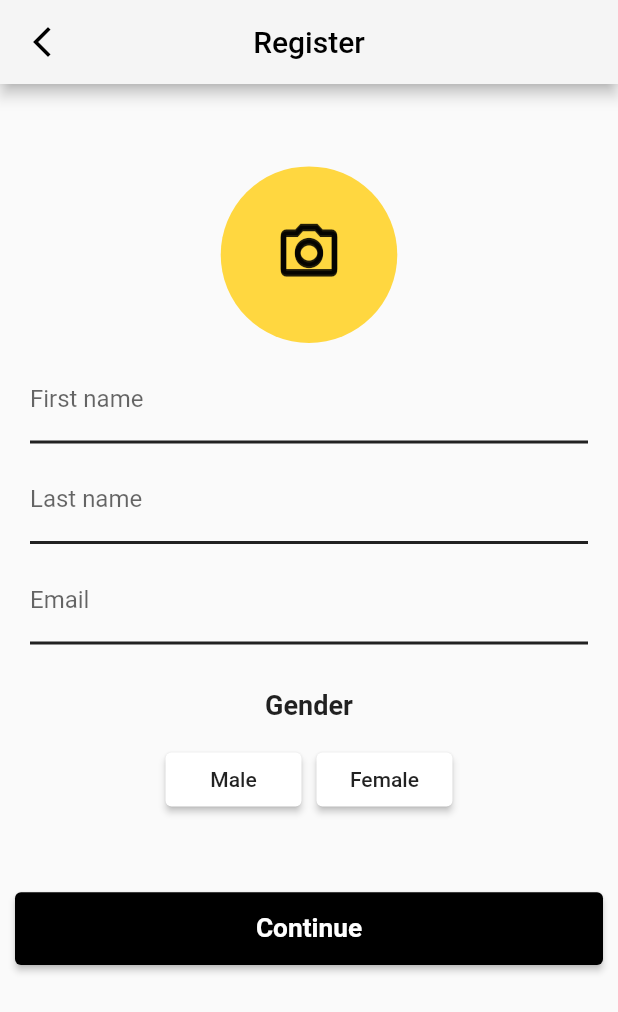
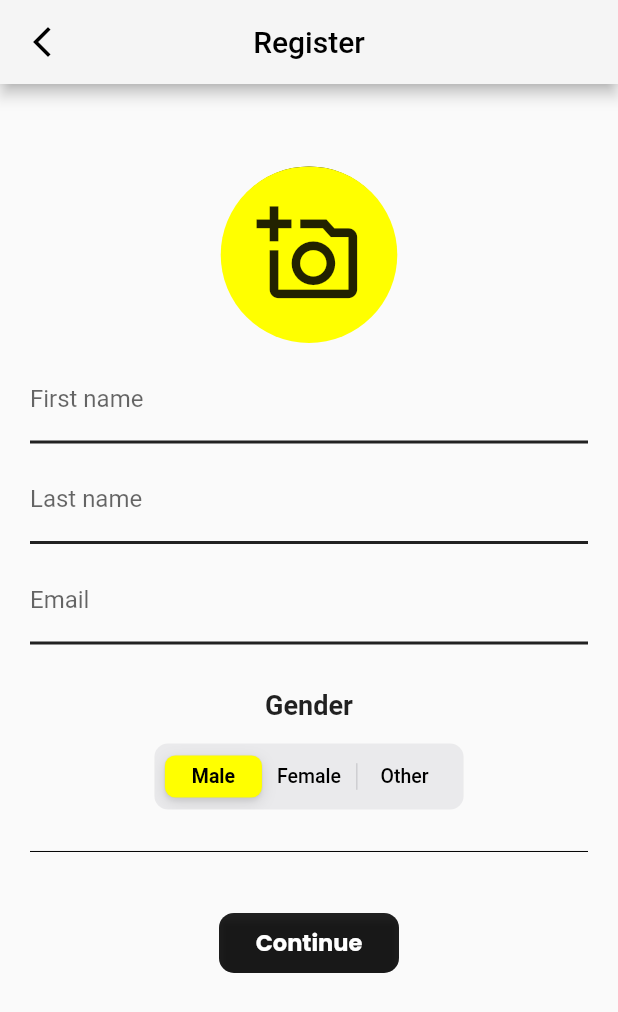
Before and after one commit to diptesh2082/Vyam2_final, a Flutter app: the RegistrationPage screen opened by its route, on a phone screen of 412 x 824 dp. Shown: the top 1012 px of the screen. Run offline on Flutter 3.47's test engine with Material 2 defaults, Android fonts, the phone set to English and light mode, and no system bars; our stand-ins replace get, google_fonts, hexcolor, image_picker, percent_indicator, persistent_bottom_nav_bar and 1 more; network calls fail.

```diff
--- a/lib/Home/home_page.dart
+++ b/lib/Home/home_page.dart
@@ -2,7 +2,7 @@ import 'package:flutter/cupertino.dart';
 import 'package:flutter/material.dart';
 import 'package:get/get.dart';
 import 'package:persistent_bottom_nav_bar/persistent-tab-view.dart';
-import 'package:vyam_2_final/Home/profile_page.dart';
+import 'package:vyam_2_final/Home/profile/profile_page.dart';
 import 'package:vyam_2_final/Home/views/first_home.dart';
 import 'package:vyam_2_final/booking/booking.dart';
 import 'package:vyam_2_final/controllers/home_controller.dart';
--- a/lib/Home/views/gyms.dart
+++ b/lib/Home/views/gyms.dart
@@ -14,7 +14,7 @@ class GymOption extends StatefulWidget {
 
 class _GymOptionState extends State<GymOption> {
   var groupValue = 0;
-  final appBarColor =Colors.grey[300];
+  final appBarColor =Colors.grey[100];
   final controller = Get.find<HomeController>();
   @override
   Widget build(BuildContext context) {
@@ -22,7 +22,7 @@ class _GymOptionState extends State<GymOption> {
     return Scaffold(
       appBar: AppBar(
         centerTitle: true,
-        backgroundColor: appBarColor,
+        backgroundColor: Colors.grey[100],
         leading: IconButton(
           icon: const Icon(
             Icons.arrow_back_ios_new,
@@ -47,7 +47,7 @@ class _GymOptionState extends State<GymOption> {
             children: [
               CupertinoSlidingSegmentedControl<int>(
                   groupValue: groupValue,
-                  thumbColor: Colors.black38,
+                  thumbColor: Colors.yellowAccent,
                   padding: const EdgeInsets.all(8),
                   children:  {
                     0: buildSegment("All"),
--- a/lib/authintication/regitration_from.dart
+++ b/lib/authintication/regitration_from.dart
@@ -1,4 +1,5 @@
 import 'dart:io';
+import 'package:flutter/cupertino.dart';
 import 'package:flutter/material.dart';
 import 'package:get/get.dart';
 import 'package:image_picker/image_picker.dart';
@@ -15,21 +16,22 @@ class RegistrationPage extends StatefulWidget {
 }
 
 class _RegistrationPageState extends State<RegistrationPage> {
-  File? image;
-  Future pickImage(ImageSource imageType) async {
-    try{
-      var image = await ImagePicker().pickImage(source:ImageSource.gallery);
-      if (image==null) return;
-      final imageTemporary = File(image.path);
-      setState(() {
-        image = imageTemporary as XFile?;
-      });
-      Get.back();
-    }catch(error){
-      debugPrint(error.toString());
-    }
-
-  }
+  var groupValue = 0;
+  // File? image;
+  // Future pickImage(ImageSource imageType) async {
+  //   try{
+  //     var image = await ImagePicker().pickImage(source:ImageSource.gallery);
+  //     if (image==null) return;
+  //     final imageTemporary = File(image.path);
+  //     setState(() {
+  //       image = imageTemporary as XFile?;
+  //     });
+  //     Get.back();
+  //   }catch(error){
+  //     debugPrint(error.toString());
+  //   }
+  //
+  // }
 
   @override
   Widget build(BuildContext context) {
@@ -62,48 +64,38 @@ class _RegistrationPageState extends State<RegistrationPage> {
                 padding: EdgeInsets.only(top: size.height/15),
                 child: Stack(
                   children: [
+                    Align(
+                      alignment: Alignment.center,
+                      child: Container(
+                        decoration: BoxDecoration(
+                          borderRadius: BorderRadius.circular(80),
+                          color: Colors.black,
+                        ),
+                        height: 115,
+                        width: 115,
+
+                      ),
+                    ),
                     Positioned(
                       child: Align(
                         alignment: Alignment.center,
                         child: CircleAvatar(
                             radius: size.width/7,
-                          backgroundColor: Colors.amberAccent,
+                          backgroundColor: Colors.yellowAccent,
                           child: IconButton(
-                            iconSize: size.width*.24,
+                            iconSize: 100,
                             onPressed: (){
                               // pickImage(ImageSource.gallery);
                             },
-                            icon: Icon(
-                                Icons.camera_alt_outlined,
-                              size: size.width*.11,
+                            icon: const Icon(
+                                Icons.add_a_photo_outlined,
+                              size: 70,
                               color: Colors.black87,
                             ),
                           )
                         ),
                       ),
                     ),
-                    Positioned(
-                      child: Align(
-                        alignment: Alignment.center,
-                        child: ClipOval(
-                          // child: image != null ? Image.file(
-                          //     image!,
-                          //
-                          // ):
-                          child:IconButton(
-                            iconSize: size.width*.24,
-                            onPressed: (){
-                              // pickImage(ImageSource.gallery);
-                            },
-                            icon: Icon(
-                              Icons.camera_alt_outlined,
-                              size: size.width*.11,
-                              color: Colors.black87,
-                            ),
-                          )
-                        ),
-                      ),
-                    )
                   ],
                 ),
               ),
@@ -170,7 +162,7 @@ class _RegistrationPageState extends State<RegistrationPage> {
                       )
                   ),
                   textInputAction: TextInputAction.next,
-                  cursorColor: Colors.orangeAccent,
+                  cursorColor: Colors.yellowAccent,
                   // autofocus: true,
                 ),
               ),
@@ -197,82 +189,66 @@ class _RegistrationPageState extends State<RegistrationPage> {
                         const SizedBox(
                           height: 15,
                         ),
-                        Row(
-                          mainAxisAlignment: MainAxisAlignment.center,
-                          children: [
-                              Padding(
-                                padding: const EdgeInsets.only(right: 5),
-                                child: SizedBox(
-                                  width: size.width*.22,
-                                  child: ElevatedButton(onPressed: (){
+                        CupertinoSlidingSegmentedControl<int>(
+                            groupValue: groupValue,
+                            thumbColor: Colors.yellowAccent,
+                            padding: const EdgeInsets.all(8),
+                            children:  {
+                              0: buildSegment("Male"),
+                              1: buildSegment("Female"),
+                              2: buildSegment("Other")
+                            },
+                            onValueChanged: (groupValue){
+                              setState(() {
+                                this.groupValue = groupValue!;
+                              });
+                            }),
+                        const SizedBox(
+                          height: 20,
+                        ),
+                        const Divider(
+                          color: Colors.black,
+                        ),
+                        SizedBox(
+                          height: size.height*.04,
+                        ),
 
-                                  },
-                                      style: ElevatedButton.styleFrom(
-                                        primary: Colors.white
-                                      ),
-                                      child: const Text("Male",
-                                        style: TextStyle(
-                                            color: Colors.black87
-                                        ),
-                                      )
-                                  ),
+                        ClipRRect(
+                          borderRadius: BorderRadius.circular(10),
+                          child: SizedBox(
+                            width: 120,
+                            height: 40,
+                            child: ElevatedButton(
+                                style: ElevatedButton.styleFrom(
+                                  primary: Colors.black87,
                                 ),
-                              ),
-                            Padding(
-                              padding: const EdgeInsets.only(left: 5.0),
-                              child: SizedBox(
-                                width: size.width*.22,
-                                child: ElevatedButton(onPressed: (){
+                                onPressed: (){
 
                                 },
-
-                                    style: ElevatedButton.styleFrom(
-                                        primary: Colors.white
-                                    ),
-                                    child: const Text(
-                                        "Female",
-                                      style: TextStyle(
-                                        color: Colors.black87
-                                      ),
-                                    )
-                                ),
-                              ),
-                            )
-                          ],
-                        ),
-                        SizedBox(
-                          height: size.height*.05,
+                                child: const Text("Continue",
+                                  style: TextStyle(
+                                      fontSize: 15,
+                                      fontFamily: "Poppins",
+                                      fontWeight: FontWeight.w600
+                                  ),
+                                )),
+                          ),
                         ),
 
                       ],
                     )
                 ),
               ),
-              Padding(
-                padding: const EdgeInsets.all(10.0),
-                child: SizedBox(
-                  width: size.width*.2,
-                  height: size.height/17,
-                  child: ElevatedButton(
-                    onPressed: () {
-                      Get.toNamed(HomePage.id);
-                    },
-                    child: const Text(
-                      "Continue",
-                      style: TextStyle(
-                        fontSize: 17.5,
-                        fontWeight: FontWeight.bold,
-                      ),
-                    ),
-                    style: ElevatedButton.styleFrom(
-                        primary: elevatedButtonColor
-                    ),
-                  ),
-                ),
-              ),
+
             ],
         ),
       ),
     );
   }
+  Widget buildSegment(String text)=>Text(
+      text,
+      style: const TextStyle(
+          color: Colors.black
+      )
+  );
 }
--- a/lib/booking/active.dart
+++ b/lib/booking/active.dart
@@ -19,7 +19,7 @@ class ActiveEvent extends StatelessWidget {
 
   Future ActiveEventsList() async {
     events = activeEventItems;
-    await Future.delayed(const Duration(seconds: 1));
+    await Future.delayed(const Duration(milliseconds: 500));
     if (events.isNotEmpty) {
       return events;
     }
--- a/lib/booking/older.dart
+++ b/lib/booking/older.dart
@@ -20,7 +20,7 @@ class OlderEvent extends StatelessWidget {
 
   Future OlderEventsList() async {
     events = olderEventItems;
-    await Future.delayed(const Duration(seconds: 2));
+    await Future.delayed(const Duration(milliseconds: 700));
     if (events.isNotEmpty) {
       return events;
     }
--- a/lib/booking/upcoming.dart
+++ b/lib/booking/upcoming.dart
@@ -17,7 +17,7 @@ class UpcomingEvent extends StatelessWidget {
 
   Future upcomingEventsList() async {
     events = upcomingItems;
-    await Future.delayed(const Duration(seconds: 2));
+    await Future.delayed(const Duration(milliseconds: 500));
     if (events.isNotEmpty) {
       return events;
     }
```
Also changed, not shown: lib/Home/profile/profile.dart (added, +119 -0 lines), lib/Home/profile/profile_page.dart (renamed from lib/Home/profile_page.dart, +28 -10 lines).
